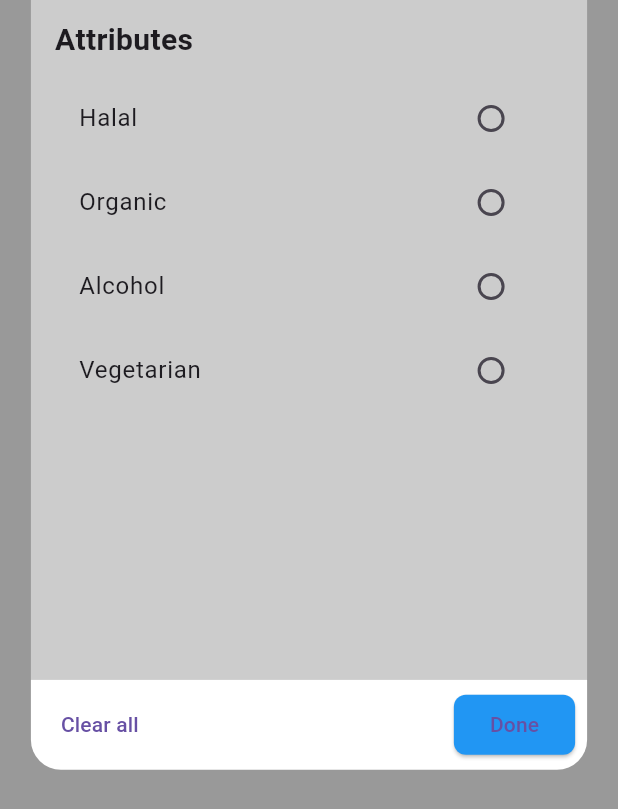
After one commit to KhatLyheng/Yum-Yum_Food_App-1, a Flutter app: the FilterPage screen opened directly, on a phone screen of 412 x 824 dp. The commit adds this screen. Shown: the top 809 px of the screen. Run offline on Flutter 3.47's test engine with Material 3 defaults, Android fonts, the light colour scheme and no system bars.

Commit message:
no message

```diff
--- /dev/null
+++ b/lib/Components/filter.dart
@@ -0,0 +1,120 @@
+import 'package:flutter/material.dart';
+
+class FilterPage extends StatefulWidget {
+  const FilterPage({super.key});
+
+  @override
+  State<FilterPage> createState() => _FilterPageState();
+}
+
+class _FilterPageState extends State<FilterPage> {
+  final List<String> attributes = [
+    "Halal",
+    "Organic",
+    "Alcohol",
+    "Vegetarian",
+  ];
+
+  int? selectedIndex; // radio selected
+
+  @override
+  Widget build(BuildContext context) {
+    final size = MediaQuery.of(context).size;
+    return Scaffold(
+      backgroundColor: Colors.black.withOpacity(0.4),
+      body: Column(
+        mainAxisAlignment: MainAxisAlignment.start,
+        children: [
+          Center(
+            child: Container(
+              height: size.height * 0.55,
+              width: size.width*0.90,
+              padding: const EdgeInsets.symmetric(horizontal: 16, vertical: 12),
+              decoration:  BoxDecoration(
+                color: Colors.white.withOpacity(0.5),
+              ),
+              child: Column(
+                crossAxisAlignment: CrossAxisAlignment.start,
+                children: [
+                  /// Title
+                  const Text(
+                    "Attributes",
+                    style: TextStyle(fontSize: 20, fontWeight: FontWeight.bold),
+                  ),
+
+                  const SizedBox(height: 10),
+                  Expanded(
+                    child: ListView.builder(
+                      itemCount: attributes.length,
+                      itemBuilder: (context, index) {
+                        return ListTile(
+                          title: Text(attributes[index]),
+                          trailing: Radio<int>(
+                            value: index,
+                            groupValue: selectedIndex,
+                            onChanged: (value) {
+                              setState(() {
+                                selectedIndex = value;
+                              });
+                            },
+                          ),
+                          onTap: () {
+                            setState(() {
+                              selectedIndex = index;
+                            });
+                          },
+                        );
+                      },
+                    ),
+                  ),
+
+                ],
+              ),
+            ),
+          ),
+          Container(
+            width: size.width*0.90,
+            height: 60,
+            decoration: BoxDecoration(
+              color: Colors.white,
+              borderRadius: BorderRadius.vertical(bottom: Radius.circular(20)),
+            ),
+            child: Padding(
+              padding: const EdgeInsets.all(8.0),
+              child: Row(
+                children: [
+                  TextButton(
+                    onPressed: () {
+                      setState(() {
+                        selectedIndex = null;
+                      });
+                    },
+                    child: const Text("Clear all"),
+                  ),
+                  const Spacer(),
+                  ElevatedButton(
+                    onPressed: () {
+                      if (selectedIndex != null) {
+                        print(
+                          "Selected: ${attributes[selectedIndex!]}",
+                        );
+                      }
+                      Navigator.pop(context);
+                    },
+                    style: ElevatedButton.styleFrom(
+                      backgroundColor: Colors.blue,
+                      shape: RoundedRectangleBorder(
+                        borderRadius: BorderRadius.circular(8),
+                      ),
+                    ),
+                    child: const Text("Done"),
+                  ),
+                ],
+              ),
+            ),
+          ),
+        ],
+      ),
+    );
+  }
+}
--- a/lib/Components/mainScreen.dart
+++ b/lib/Components/mainScreen.dart
@@ -1,3 +1,6 @@
+import 'package:assignment_yum_yum_app/Pages/accountScreen.dart';
+import 'package:assignment_yum_yum_app/Pages/cartScreen.dart';
+import 'package:assignment_yum_yum_app/Pages/favoriteScreen.dart';
 import 'package:assignment_yum_yum_app/Pages/homeScreen.dart';
 import 'package:assignment_yum_yum_app/const_Colors/const.dart';
 import 'package:flutter/material.dart';
@@ -14,6 +17,9 @@ int _currentIndex = 0;
 
 final List<Widget> _screens = [
   Homescreen(),
+  CartScreen(),
+  FavoriteScreen(),
+  AccountScreen()
 
 ];
 class _MainScreenAppState extends State<MainScreenApp> {
--- a/lib/main.dart
+++ b/lib/main.dart
@@ -1,6 +1,8 @@
 import 'package:assignment_yum_yum_app/Components/mainScreen.dart';
 import 'package:assignment_yum_yum_app/Pages/splashScreen.dart';
 import 'package:flutter/material.dart';
+
+import 'Components/filter.dart';
 void main(){
   runApp(const MainScreen());
 }
@@ -16,7 +18,7 @@ class _MainScreenState extends State<MainScreen> {
   Widget build(BuildContext context) {
     return const MaterialApp(
       debugShowCheckedModeBanner: false,
-      home: MainScreenApp(),
+      home: SplashScreen(),
     );
   }
 }
```
Also changed, not shown: lib/Pages/accountScreen.dart (added, +14 -0 lines), lib/Pages/cartScreen.dart (added, +16 -0 lines), lib/Pages/favoriteScreen.dart (added, +14 -0 lines), lib/Pages/homeScreen.dart (+27 -3 lines).
